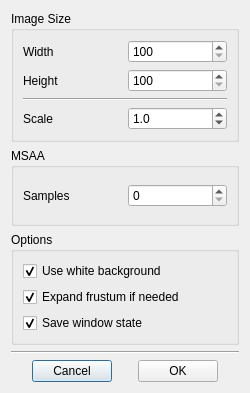
First picture: the form in applications/Mapple/dialogs/dialog_snapshot.ui, repository LiangliangNan/Easy3D, before the edit.
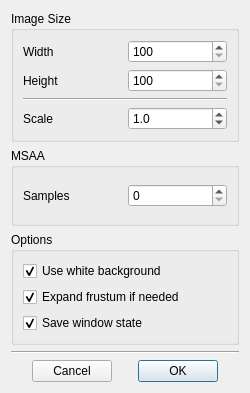
Second picture: the form after the edit.

Commit message: default rendering states

What changed in the file:
```diff
--- a/applications/Mapple/dialogs/dialog_snapshot.ui
+++ b/applications/Mapple/dialogs/dialog_snapshot.ui
@@ -223,6 +223,9 @@
        <property name="text">
         <string>OK</string>
        </property>
+       <property name="default">
+        <bool>true</bool>
+       </property>
       </widget>
      </item>
      <item>
```
The commit also changes 3 other files.
